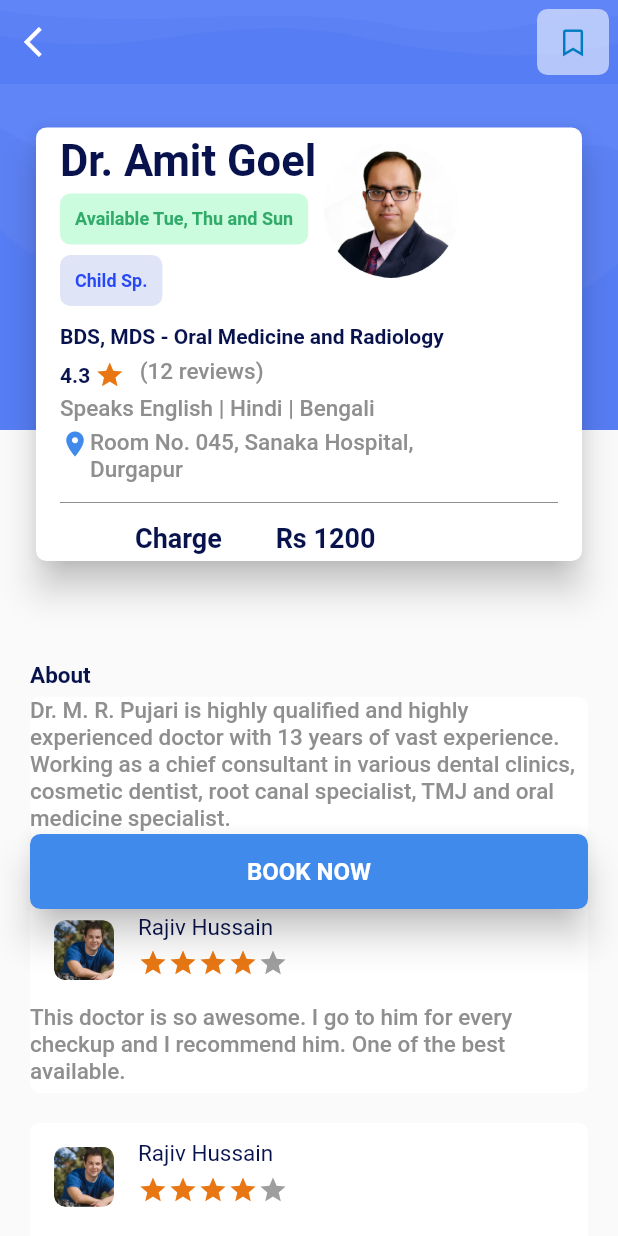
After one commit to Imperial-lord/healthapp-patients, a Flutter app: the DoctorDetails screen opened by its route, on a phone screen of 412 x 824 dp. The commit adds this screen. Run offline on Flutter 3.47's test engine with Material 2 defaults, Android fonts, the phone set to English and light mode, and no system bars; drawn by our look-alikes of flutter_rating_bar; our stand-ins replace firebase_auth, flutter_mobx, font_awesome_flutter, google_fonts, google_sign_in, mobx; missing offline and left inert: flutter_facebook_login, flutter_web_browser, numeric_keyboard; accounts and stored records are empty; generated files the repository leaves out were written again.

Commit message:
appointments 50%+ done

```diff
--- /dev/null
+++ b/healthapp/lib/screens/book_appointments/doctor_details.dart
@@ -0,0 +1,306 @@
+import 'package:flutter/cupertino.dart';
+import 'package:flutter/material.dart';
+import 'package:font_awesome_flutter/font_awesome_flutter.dart';
+import 'package:flutter_rating_bar/flutter_rating_bar.dart';
+
+class DoctorDetails extends StatefulWidget {
+  @override
+  static const id = "doctor_details";
+
+  _DoctorDetailsState createState() => _DoctorDetailsState();
+}
+
+class _DoctorDetailsState extends State<DoctorDetails> {
+  @override
+  Widget build(BuildContext context) {
+    return Scaffold(
+      appBar: _appBar(),
+      body: Stack(
+        children: [
+          SingleChildScrollView(
+            child: Stack(
+              children: [
+                Column(
+                  children: <Widget>[
+                    Image(
+                      image: AssetImage('assets/images/docdet.png'),
+                    ),
+                    Container(
+                      margin: EdgeInsets.only(left: 20, right: 20, top: 150),
+                      child: Column(
+                        children: [
+                          _textTitle(
+                              'About', Color(0xFF08134D), 15, FontWeight.w700),
+                          _descText(
+                              'Dr. M. R. Pujari is highly qualified and highly experienced doctor'
+                              ' with 13 years of vast experience. Working as a chief consultant in various'
+                              ' dental clinics, cosmetic dentist, root canal specialist, TMJ and oral medicine'
+                              ' specialist.',
+                              Color(0xFF8F8F8F)),
+                          _textTitle('Reviews', Color(0xFF08134D), 15,
+                              FontWeight.w700),
+                          _reviewContainer(
+                              'Rajiv Hussain',
+                              'This doctor is so awesome. '
+                                  'I go to him for every checkup and I recommend him. '
+                                  'One of the best available.',
+                              'assets/images/reviewer.png',
+                              4,
+                              5),
+                          _reviewContainer(
+                              'Rajiv Hussain',
+                              'This doctor is so awesome. '
+                                  'I go to him for every checkup and I recommend him. '
+                                  'One of the best available.',
+                              'assets/images/reviewer.png',
+                              4,
+                              5),
+                          _reviewContainer(
+                              'Rajiv Hussain',
+                              'This doctor is so awesome. '
+                                  'I go to him for every checkup and I recommend him. '
+                                  'One of the best available.',
+                              'assets/images/reviewer.png',
+                              4,
+                              5),
+                        ],
+                      ),
+                    ),
+                  ],
+                ),
+                _doctorCard(),
+              ],
+            ),
+          ),
+          Container(
+            margin: EdgeInsets.only(left: 20, right: 20, top: 500),
+            child: RaisedButton(
+              elevation: 10,
+              onPressed: () {},
+              color: Color(0xFF408AEB),
+              shape: RoundedRectangleBorder(borderRadius: BorderRadius.circular(7)),
+              child: Container(
+                width: double.infinity,
+                alignment: Alignment.center,
+                height: 50,
+                child: Text(
+                  'BOOK NOW',
+                  style: TextStyle(
+                      fontWeight: FontWeight.bold,
+                      color: Colors.white,
+                      fontSize: 16),
+                ),
+              ),
+            ),
+          )
+        ],
+      ),
+    );
+  }
+
+  Widget _doctorCard() {
+    return Container(
+      margin: EdgeInsets.only(left: 20, right: 20, top: 25),
+      child: Card(
+        elevation: 10,
+        shape: RoundedRectangleBorder(
+          borderRadius: BorderRadius.circular(7),
+        ),
+        color: Colors.white,
+        child: Padding(
+          padding: EdgeInsets.symmetric(horizontal: 16),
+          child: Column(
+            crossAxisAlignment: CrossAxisAlignment.start,
+            children: [
+              Row(
+                crossAxisAlignment: CrossAxisAlignment.start,
+                children: [
+                  Column(
+                    crossAxisAlignment: CrossAxisAlignment.start,
+                    children: [
+                      _textTitle('Dr. Amit Goel', Color(0xFF08134D), 29,
+                          FontWeight.w700),
+                      _coloredBox(Color(0xFFCBFCDD), Color(0xFF30AB6A),
+                          'Available Tue, Thu and Sun'),
+                      _coloredBox(
+                          Color(0xFFE0E4F7), Color(0xFF2748F7), 'Child Sp.'),
+                    ],
+                  ),
+                  Padding(
+                    padding: const EdgeInsets.only(left: 5, top: 10),
+                    child: Image(
+                      image: AssetImage('assets/icons/doc1.png'),
+                      width: 90,
+                      height: 90,
+                    ),
+                  )
+                ],
+              ),
+              _textTitle('BDS, MDS - Oral Medicine and Radiology',
+                  Color(0xFF08134D), 14, FontWeight.w600),
+              Row(
+                children: [
+                  _textTitle('4.3', Color(0xFF08134D), 14, FontWeight.w600),
+                  RatingBar(
+                    itemPadding: EdgeInsets.only(left: 3, right: 10),
+                    itemSize: 20,
+                    initialRating: 1,
+                    direction: Axis.horizontal,
+                    itemCount: 1,
+                    itemBuilder: (context, _) => Icon(
+                      Icons.star,
+                      color: Color(0xFFE87713),
+                    ),
+                  ),
+                  _descText('(12 reviews)', Color(0xFF8F8F8F)),
+                ],
+              ),
+              _descText('Speaks English | Hindi | Bengali', Color(0xFF8F8F8F)),
+              Row(
+                crossAxisAlignment: CrossAxisAlignment.start,
+                children: [
+                  Icon(
+                    Icons.location_on,
+                    color: Color(0xFF408AEB),
+                    size: 20,
+                  ),
+                  _descText('Room No. 045, Sanaka Hospital,\nDurgapur',
+                      Color(0xFF8F8F8F)),
+                ],
+              ),
+              Divider(color: Color(0xFF8F8F8F)),
+              Padding(
+                padding: EdgeInsets.symmetric(horizontal: 50),
+                child: _textTitle('Charge        Rs 1200', Color(0xFF08134D),
+                    18, FontWeight.w700),
+              ),
+            ],
+          ),
+        ),
+      ),
+    );
+  }
+
+  Widget _coloredBox(Color backgColor, Color fontColor, String text) {
+    return Padding(
+      padding: const EdgeInsets.only(bottom: 7),
+      child: Container(
+        padding: EdgeInsets.all(10),
+        decoration: BoxDecoration(
+            borderRadius: BorderRadius.circular(7), color: backgColor),
+        child: Text(text,
+            style: TextStyle(
+                color: fontColor, fontSize: 12, fontWeight: FontWeight.w600)),
+      ),
+    );
+  }
+
+  Widget _reviewContainer(
+      String name, String review, String imgUrl, double rating, int maxRating) {
+    return Padding(
+      padding: const EdgeInsets.symmetric(vertical: 10),
+      child: Container(
+        decoration: BoxDecoration(
+            color: Colors.white, borderRadius: BorderRadius.circular(7)),
+        child: Column(
+          children: [
+            ListTile(
+              leading: ClipRRect(
+                  borderRadius: BorderRadius.circular(7),
+                  child: Image(
+                    image: AssetImage(imgUrl),
+                    height: 40,
+                    width: 40,
+                  )),
+              title: _textTitle(name, Color(0xFF08134D), 15, FontWeight.normal),
+              subtitle: RatingBar(
+                itemSize: 20,
+                initialRating: rating,
+                minRating: 1,
+                direction: Axis.horizontal,
+                allowHalfRating: true,
+                itemCount: maxRating,
+                itemBuilder: (context, _) => Icon(
+                  Icons.star,
+                  color: Color(0xFFE87713),
+                ),
+                onRatingUpdate: (rating) {
+                  print(rating);
+                },
+              ),
+            ),
+            _descText(review, Color(0xFF8F8F8F)),
+          ],
+        ),
+      ),
+    );
+  }
+
+  Widget _descText(String text, Color color) {
+    return Container(
+      padding: EdgeInsets.only(bottom: 5),
+      decoration: BoxDecoration(
+          color: Colors.white, borderRadius: BorderRadius.circular(7)),
+      child: Text(
+        text,
+        style: TextStyle(
+          fontWeight: FontWeight.w500,
+          fontSize: 15,
+          color: color,
+        ),
+      ),
+    );
+  }
+
+  Widget _textTitle(
+      String title, Color color, double fontSize, FontWeight fontWeight) {
+    return Container(
+      alignment: Alignment.centerLeft,
+      padding: const EdgeInsets.symmetric(vertical: 5),
+      child: Text(
+        title,
+        style:
+            TextStyle(fontWeight: fontWeight, fontSize: fontSize, color: color),
+      ),
+    );
+  }
+
+  Widget _appBar() {
+    return AppBar(
+      flexibleSpace: Image(
+        image: AssetImage('assets/images/docdet.png'),
+        fit: BoxFit.fill,
+      ),
+      elevation: 0,
+      leading: GestureDetector(
+        onTap: () {
+          Navigator.pop(context);
+        },
+        child: Icon(
+          Icons.arrow_back_ios,
+          color: Colors.white,
+        ),
+      ),
+      actions: [
+        Padding(
+          padding: const EdgeInsets.all(6),
+          child: Container(
+            decoration: BoxDecoration(
+                color: Color(0x8FFFFFFF),
+                borderRadius: BorderRadius.circular(7)),
+            child: IconButton(
+              onPressed: () {
+                print('Is this a subtle show-off?');
+              },
+              icon: FaIcon(
+                FontAwesomeIcons.bookmark,
+                size: 18,
+                color: Color(0xFF007CC2),
+              ),
+            ),
+          ),
+        ),
+      ],
+    );
+  }
+}
--- a/healthapp/lib/screens/home/home_page.dart
+++ b/healthapp/lib/screens/home/home_page.dart
@@ -1,5 +1,6 @@
 import 'package:flutter/cupertino.dart';
 import 'package:flutter/material.dart';
+import 'package:healthapp/screens/book_appointments/doctors_list.dart';
 import 'package:healthapp/screens/home/accordion.dart';
 import 'package:healthapp/screens/home/articles.dart';
 import 'package:healthapp/screens/home/videos.dart';
@@ -62,6 +63,7 @@ class _HomePageState extends State<HomePage> {
         onPressed: () {
           //TODO : Implemennt the book appointment here
           print('Book appointment!');
+          Navigator.pushNamed(context,DoctorsList.id);
         },
         shape: RoundedRectangleBorder(borderRadius: BorderRadius.circular(7)),
         highlightElevation: 20,
@@ -131,6 +133,7 @@ class _HomePageState extends State<HomePage> {
                       onPressed: () {
                         //TODO : Implemennt the book appointment here
                         print('Book appointment!');
+                        Navigator.pushNamed(context, DoctorsList.id);
                       },
                       shape: RoundedRectangleBorder(
                           borderRadius: BorderRadius.circular(7)),
--- a/healthapp/lib/screens/mobile_auth_screens/mobile_login_page.dart
+++ b/healthapp/lib/screens/mobile_auth_screens/mobile_login_page.dart
@@ -1,6 +1,7 @@
 import 'package:flutter/cupertino.dart';
 import 'package:flutter/material.dart';
 import 'package:flutter_mobx/flutter_mobx.dart';
+import 'package:google_fonts/google_fonts.dart';
 import 'package:provider/provider.dart';
 import 'package:healthapp/stores/login_store.dart';
 import 'package:healthapp/widgets/loader_hud.dart';
@@ -84,8 +85,8 @@ class _MobileLoginPageState extends State<MobileLoginPage> {
                                 clearButtonMode: OverlayVisibilityMode.editing,
                                 keyboardType: TextInputType.phone,
                                 maxLines: 1,
-                                placeholder: '+91         Phone number',
-                                placeholderStyle: const TextStyle(
+                                placeholder: '+91       Phone number',
+                                placeholderStyle: GoogleFonts.varelaRound(
                                   fontSize: 18,
                                   color: Color(0xFF8F8F8F),
                                   fontWeight: FontWeight.w600,
--- a/healthapp/pubspec.yaml
+++ b/healthapp/pubspec.yaml
@@ -42,6 +42,7 @@ dependencies:
   provider: ^4.0.4
   font_awesome_flutter: ^8.8.1
   flutter_web_browser: ^0.11.0
+  flutter_rating_bar: ^3.0.1+1
 
 dev_dependencies:
   flutter_test:
```
Also changed, not shown: healthapp/lib/main.dart (+6 -1 lines), healthapp/lib/screens/book_appointments/doctors_list.dart (added, +120 -0 lines), healthapp/lib/widgets/app_bar.dart (added, +23 -0 lines), healthapp/assets/images/docdet.png (added), healthapp/assets/images/reviewer.png (added), healthapp/pubspec.lock.
